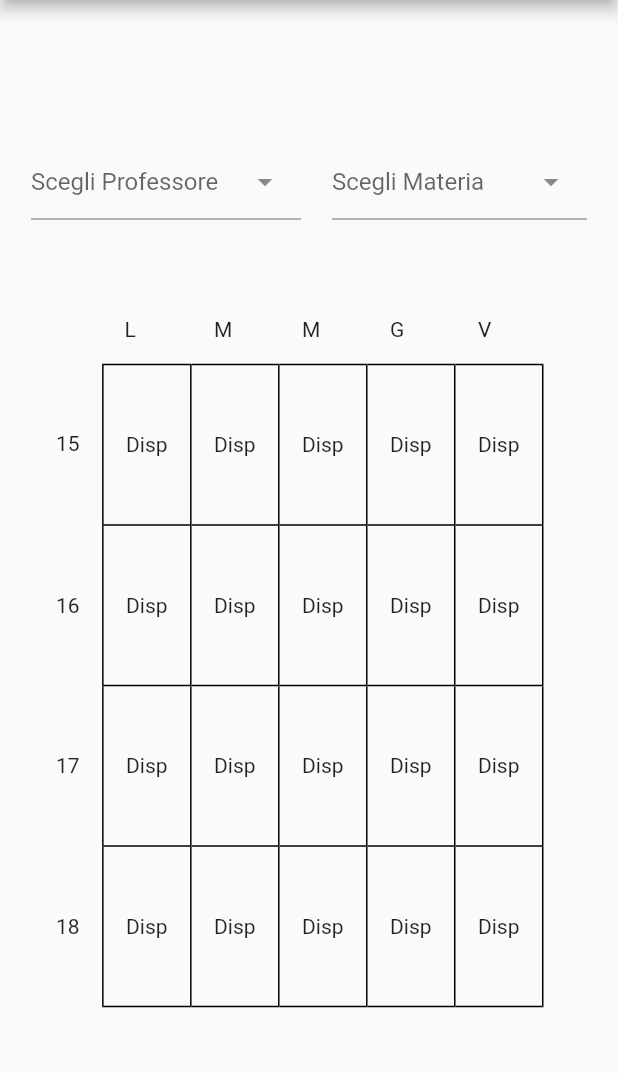
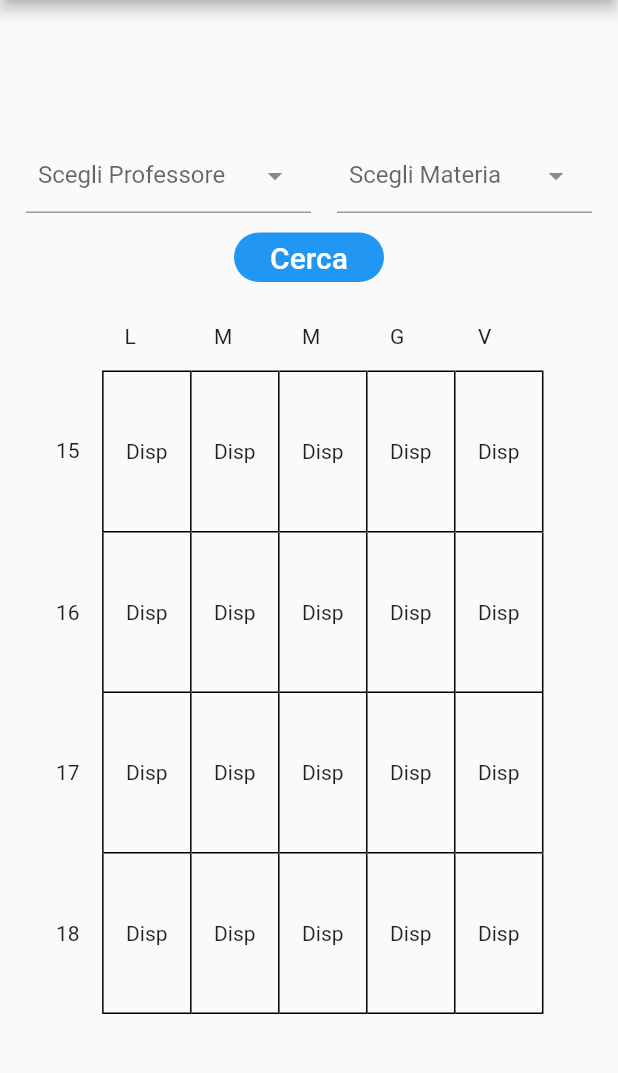
Before and after one commit to fededige/RipetizioniAndroid, a Flutter app: the PaginaRipetizioni screen opened by its route, on a phone screen of 412 x 824 dp, the part 84-1157 px from its top. Run offline on Flutter 3.47's test engine with Material 2 defaults, Android fonts, the phone set to English and light mode, and no system bars; drawn by our look-alikes of dropdown_search.

Commit message:
search button added, ripetizioniPren added for history

```diff
--- a/lib/main.dart
+++ b/lib/main.dart
@@ -7,6 +7,7 @@ import 'package:ripetizioni/pagine/impostazioni.dart';
 import 'package:ripetizioni/pagine/cambioNomeUtente.dart';
 import 'package:ripetizioni/pagine/cambioPassword.dart';
 import 'pagine/ripetizioniDisp.dart';
+import 'pagine/ripetizioniPren.dart';
 
 
 void main() => runApp(MaterialApp(
@@ -20,5 +21,6 @@ void main() => runApp(MaterialApp(
       '/cambioNomeUtente': (context) => PaginaCambioNomeU(),
       '/cambioPassword': (context) => PaginaCambioPassword(),
       '/ripetizioniDisp': (context) => PaginaRipetizioni(),
+      '/ripetizioniPren': (context) => PaginaRipetizioniPren(),
     }
 ));
--- a/lib/pagine/homeUtente.dart
+++ b/lib/pagine/homeUtente.dart
@@ -88,7 +88,9 @@ class _PaginaHomeUtenteState extends State<PaginaHomeUtente> {
                   ),
                 ),
                 TextButton(
-                  onPressed: null,
+                  onPressed: (){
+                    Navigator.pushNamed(context, "/ripetizioniPren");
+                  },
                   child: Container(
                       decoration: BoxDecoration(
                         shape: BoxShape.rectangle,
--- /dev/null
+++ b/lib/pagine/ripetizioni.dart
@@ -0,0 +1,11 @@
+class Ripetizioni {
+
+  String giorno;
+  String ora;
+  String docente;
+  String corso;
+
+
+  Ripetizioni({ required this.giorno, required this.ora, required this.docente, required this.corso });
+
+}
--- a/lib/pagine/ripetizioniDisp.dart
+++ b/lib/pagine/ripetizioniDisp.dart
@@ -33,11 +33,10 @@ class _PaginaRipetizioniState extends State<PaginaRipetizioni> {
                     showSelectedItems: true,
                     items: list,
                     dropdownSearchDecoration: const InputDecoration(
-                      constraints: BoxConstraints(maxWidth: 180, maxHeight: 50),
+                      constraints: BoxConstraints(maxWidth: 190, maxHeight: 50),
                       labelText: "Scegli Professore",
+                      contentPadding: EdgeInsets.all(8.0),
                     ),
-                    popupItemDisabled: isItemDisabled,
-                    onChanged: itemSelectionChanged,
                     //selectedItem: "",
                     showSearchBox: true,
                     searchFieldProps: const TextFieldProps(
@@ -51,10 +50,8 @@ class _PaginaRipetizioniState extends State<PaginaRipetizioni> {
                     dropdownSearchDecoration: const InputDecoration(
                       constraints: BoxConstraints(maxWidth: 170, maxHeight: 50),
                       labelText: "Scegli Materia",
-                      hintText: "Materie disponibili",
+                      contentPadding: EdgeInsets.all(8.0),
                     ),
-                    popupItemDisabled: isItemDisabled,
-                    onChanged: itemSelectionChanged,
                     //selectedItem: "",
                     showSearchBox: true,
                     searchFieldProps: const TextFieldProps(
@@ -64,7 +61,33 @@ class _PaginaRipetizioniState extends State<PaginaRipetizioni> {
                 ],
               ),
               const SizedBox(
-                height: 50.0,
+                height: 5.0,
+              ),
+              TextButton(
+                onPressed: null,
+                child: Container(
+                  width: 100.0,
+                  decoration: const BoxDecoration(
+                    color: Colors.blue,
+                    shape: BoxShape.rectangle,
+                    borderRadius: BorderRadius.all(Radius.circular(50.0)),
+                  ), //aggiungere navigazione alla Home
+                  child: const Padding(
+                    padding: EdgeInsets.all(5.0),
+                    child: Align(
+                      child: Text(
+                        'Cerca',
+                        style: TextStyle(
+                          fontSize: 20.0,
+                          color: Colors.white,
+                        ),
+                      ),
+                    ),
+                  ),
+                ),
+              ),
+              const SizedBox(
+                height: 5.0,
               ),
               Column(
                 children: <Widget>[
@@ -667,20 +690,6 @@ class _PaginaRipetizioniState extends State<PaginaRipetizioni> {
   }
 }
 
-bool isItemDisabled(String s) {
-  //return s.startsWith('I');
-
-  if (s.startsWith('I')) {
-    return true;
-  } else {
-    return false;
-  }
-}
-
-void itemSelectionChanged(String? s) {
-  print(s);
-}
-
 void confermaPrenotazione(BuildContext context, String giorno, String ora) {
   showDialog<String>(
     context: context,
@@ -712,11 +721,10 @@ void confermaPrenotazione(BuildContext context, String giorno, String ora) {
             showSelectedItems: true,
             items: list,
             dropdownSearchDecoration: const InputDecoration(
-              constraints: BoxConstraints(maxWidth: 180, maxHeight: 50),
+              constraints: BoxConstraints(maxWidth: 190, maxHeight: 50),
               labelText: "Scegli Professore",
+              contentPadding: EdgeInsets.all(8.0),
             ),
-            popupItemDisabled: isItemDisabled,
-            onChanged: itemSelectionChanged,
             //selectedItem: "",
             showSearchBox: true,
             searchFieldProps: const TextFieldProps(
@@ -731,11 +739,10 @@ void confermaPrenotazione(BuildContext context, String giorno, String ora) {
             showSelectedItems: true,
             items: list,
             dropdownSearchDecoration: const InputDecoration(
-              constraints: BoxConstraints(maxWidth: 180, maxHeight: 50),
+              constraints: BoxConstraints(maxWidth: 190, maxHeight: 50),
               labelText: "Scegli Corso",
+              contentPadding: EdgeInsets.all(8.0),
             ),
-            popupItemDisabled: isItemDisabled,
-            onChanged: itemSelectionChanged,
             //selectedItem: "",
             showSearchBox: true,
             searchFieldProps: const TextFieldProps(
```
Also changed, not shown: lib/pagine/ripetizioniPren.dart (added, +106 -0 lines).
